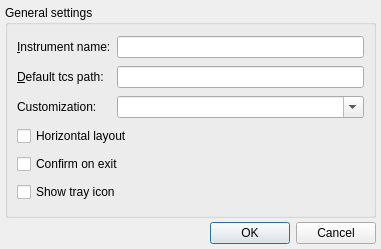
This is lib/nicos/gui/prefs.ui in mlz-ictrl/nicos as Qt 5 draws it before an edit. The edited form follows.
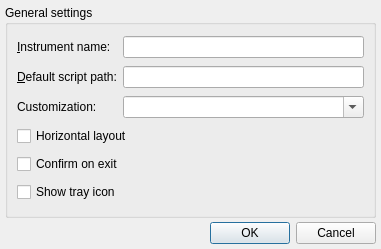
This is the edited form.

Commit message: Disable the script analyzer and change script name extension to .py.

```diff
--- a/lib/nicos/gui/prefs.ui
+++ b/lib/nicos/gui/prefs.ui
@@ -62,7 +62,7 @@
       <item row="1" column="0">
        <widget class="QLabel" name="label_3">
         <property name="text">
-         <string>&amp;Default tcs path:</string>
+         <string>&amp;Default script path:</string>
         </property>
         <property name="buddy">
          <cstring>tcspath</cstring>
```
Left out of the diff: 6 changed lines with no effect on the pictures. The commit also changes 6 other files.
